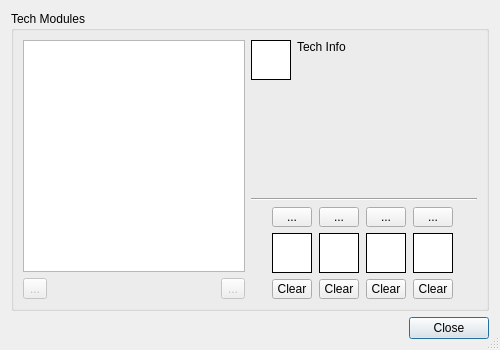
Above: starcheat/templates/Techs.ui from wizzomafizzo/starcheat before the change. Below: the same form after it.
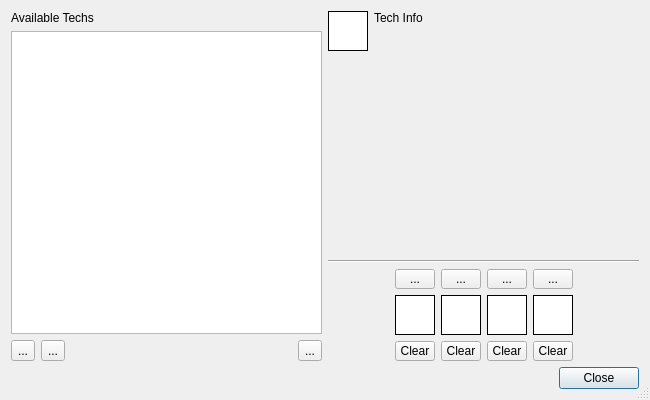
That is the form after the change. Icons and pictures are not drawn.

Commit message: GUI tweaks, new tech dialog

Patch:
```diff
--- a/starcheat/templates/Techs.ui
+++ b/starcheat/templates/Techs.ui
@@ -6,8 +6,8 @@
    <rect>
     <x>0</x>
     <y>0</y>
-    <width>500</width>
-    <height>350</height>
+    <width>650</width>
+    <height>400</height>
    </rect>
   </property>
   <property name="minimumSize">
@@ -22,34 +22,25 @@
   <property name="sizeGripEnabled">
    <bool>true</bool>
   </property>
+  <layout class="QGridLayout" name="gridLayout_2">
+   <item row="0" column="0" rowspan="3">
   <layout class="QVBoxLayout" name="verticalLayout_5">
    <item>
-    <widget class="QGroupBox" name="tech_modules">
-     <property name="title">
-      <string>Tech Modules</string>
-     </property>
-     <layout class="QGridLayout" name="gridLayout">
-      <item row="3" column="2">
-       <widget class="QToolButton" name="unlock_button">
-        <property name="enabled">
-         <bool>false</bool>
-        </property>
-        <property name="toolTip">
-         <string>Unlock All Techs</string>
-        </property>
+      <widget class="QLabel" name="label">
         <property name="text">
-         <string>...</string>
-        </property>
-        <property name="icon">
-         <iconset resource="../resources.qrc">
-          <normaloff>:/starcheat/images/icons/glyphicons_204_unlock.png</normaloff>:/starcheat/images/icons/glyphicons_204_unlock.png</iconset>
+        <string>Available Techs</string>
         </property>
        </widget>
       </item>
-      <item row="3" column="0">
+     <item>
+      <widget class="QListWidget" name="tech_list"/>
+     </item>
+     <item>
+      <layout class="QHBoxLayout" name="horizontalLayout">
+       <item>
        <widget class="QToolButton" name="toggle_button">
         <property name="enabled">
-         <bool>false</bool>
+          <bool>true</bool>
         </property>
         <property name="toolTip">
          <string>Learn/Unlearn</string>
@@ -63,11 +54,56 @@
         </property>
        </widget>
       </item>
-      <item row="0" column="0" rowspan="3" colspan="3">
-       <widget class="QListWidget" name="tech_list"/>
-      </item>
-      <item row="0" column="3">
-       <layout class="QGridLayout" name="gridLayout_3">
+       <item>
+        <widget class="QToolButton" name="unlock_button">
+         <property name="enabled">
+          <bool>true</bool>
+         </property>
+         <property name="toolTip">
+          <string>Unlock All Techs</string>
+         </property>
+         <property name="text">
+          <string>...</string>
+         </property>
+         <property name="icon">
+          <iconset resource="../resources.qrc">
+           <normaloff>:/starcheat/images/icons/glyphicons_halflings_012_ok.png</normaloff>:/starcheat/images/icons/glyphicons_halflings_012_ok.png</iconset>
+         </property>
+        </widget>
+       </item>
+       <item>
+        <spacer name="horizontalSpacer">
+         <property name="orientation">
+          <enum>Qt::Horizontal</enum>
+         </property>
+         <property name="sizeHint" stdset="0">
+          <size>
+           <width>40</width>
+           <height>20</height>
+          </size>
+         </property>
+        </spacer>
+       </item>
+       <item>
+        <widget class="QToolButton" name="movement_button">
+         <property name="toolTip">
+          <string>Edit Default Movement</string>
+         </property>
+         <property name="text">
+          <string>...</string>
+         </property>
+         <property name="icon">
+          <iconset resource="../resources.qrc">
+           <normaloff>:/starcheat/images/icons/glyphicons_halflings_135_wrench.png</normaloff>:/starcheat/images/icons/glyphicons_halflings_135_wrench.png</iconset>
+         </property>
+        </widget>
+       </item>
+      </layout>
+     </item>
+    </layout>
+   </item>
+   <item row="0" column="1">
+    <layout class="QGridLayout" name="gridLayout">
         <item row="0" column="0">
          <widget class="QLabel" name="current_icon">
           <property name="minimumSize">
@@ -96,19 +132,6 @@
           </property>
          </widget>
         </item>
-        <item row="1" column="0">
-         <spacer name="verticalSpacer">
-          <property name="orientation">
-           <enum>Qt::Vertical</enum>
-          </property>
-          <property name="sizeHint" stdset="0">
-           <size>
-            <width>20</width>
-            <height>40</height>
-           </size>
-          </property>
-         </spacer>
-        </item>
         <item row="0" column="1" rowspan="2">
          <widget class="QLabel" name="tech_info">
           <property name="minimumSize">
@@ -128,19 +151,43 @@
           </property>
          </widget>
         </item>
-       </layout>
-      </item>
-      <item row="2" column="3" rowspan="2">
-       <layout class="QHBoxLayout" name="horizontalLayout">
-        <property name="spacing">
-         <number>6</number>
-        </property>
-        <property name="leftMargin">
-         <number>20</number>
-        </property>
-        <property name="rightMargin">
-         <number>20</number>
-        </property>
+     <item row="1" column="0">
+      <spacer name="verticalSpacer">
+       <property name="orientation">
+        <enum>Qt::Vertical</enum>
+       </property>
+       <property name="sizeHint" stdset="0">
+        <size>
+         <width>20</width>
+         <height>40</height>
+        </size>
+       </property>
+      </spacer>
+     </item>
+    </layout>
+   </item>
+   <item row="1" column="1">
+    <widget class="Line" name="line">
+     <property name="orientation">
+      <enum>Qt::Horizontal</enum>
+     </property>
+    </widget>
+   </item>
+   <item row="2" column="1">
+    <layout class="QHBoxLayout" name="horizontalLayout_2">
+     <item>
+      <spacer name="horizontalSpacer_2">
+       <property name="orientation">
+        <enum>Qt::Horizontal</enum>
+       </property>
+       <property name="sizeHint" stdset="0">
+        <size>
+         <width>18</width>
+         <height>20</height>
+        </size>
+       </property>
+      </spacer>
+     </item>
         <item>
          <layout class="QVBoxLayout" name="verticalLayout">
           <item>
@@ -453,32 +500,22 @@
           </item>
          </layout>
         </item>
-       </layout>
-      </item>
-      <item row="1" column="3">
-       <widget class="Line" name="line">
-        <property name="orientation">
-         <enum>Qt::Horizontal</enum>
-        </property>
-       </widget>
-      </item>
-      <item row="3" column="1">
-       <spacer name="horizontalSpacer">
+     <item>
+      <spacer name="horizontalSpacer_3">
         <property name="orientation">
          <enum>Qt::Horizontal</enum>
         </property>
         <property name="sizeHint" stdset="0">
          <size>
-          <width>40</width>
+         <width>18</width>
           <height>20</height>
          </size>
         </property>
        </spacer>
       </item>
      </layout>
-    </widget>
    </item>
-   <item>
+   <item row="3" column="0" colspan="2">
     <widget class="QDialogButtonBox" name="buttonBox">
      <property name="orientation">
       <enum>Qt::Horizontal</enum>
```
Left out of the diff: 24 changed lines with no effect on the pictures. Lines whose indentation alone changed are shown as unchanged. The commit also changes 2 other files.
